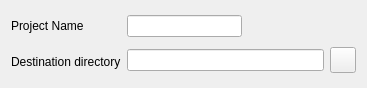
Above: wizard/dir_select.ui from imby/STM32VLDiscovery_BeRTOS before the change. Below: the same form after it.
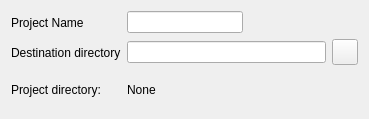
That is the form after the change. Icons and pictures are not drawn.

Commit message: Modify the user interface for the folder selection wizard page

Diff of the .ui file:
```diff
--- a/wizard/dir_select.ui
+++ b/wizard/dir_select.ui
@@ -5,8 +5,8 @@
    <rect>
     <x>0</x>
     <y>0</y>
-    <width>367</width>
-    <height>88</height>
+    <width>369</width>
+    <height>119</height>
    </rect>
   </property>
   <property name="sizePolicy" >
@@ -18,7 +18,9 @@
   <property name="windowTitle" >
    <string>Form</string>
   </property>
-  <layout class="QHBoxLayout" name="horizontalLayout_3" >
+  <layout class="QVBoxLayout" name="verticalLayout_3" >
+   <item>
+    <layout class="QHBoxLayout" name="horizontalLayout_4" >
    <item>
     <layout class="QVBoxLayout" name="verticalLayout_2" >
      <item>
@@ -60,12 +62,12 @@
       </layout>
      </item>
      <item>
-      <layout class="QHBoxLayout" name="horizontalLayout" >
+        <layout class="QHBoxLayout" name="horizontalLayout_3" >
        <item>
-        <widget class="QLineEdit" name="lineEdit_2" />
+          <widget class="QLineEdit" name="directoryEdit" />
        </item>
        <item>
-        <widget class="QToolButton" name="toolButton" >
+          <widget class="QToolButton" name="directoryButton" >
          <property name="sizePolicy" >
           <sizepolicy vsizetype="Fixed" hsizetype="Fixed" >
            <horstretch>26</horstretch>
@@ -100,6 +102,32 @@
         </widget>
        </item>
       </layout>
+       </item>
+      </layout>
+     </item>
+    </layout>
+   </item>
+   <item>
+    <layout class="QHBoxLayout" name="horizontalLayout" >
+     <item>
+      <widget class="QLabel" name="label_3" >
+       <property name="maximumSize" >
+        <size>
+         <width>110</width>
+         <height>16777215</height>
+        </size>
+       </property>
+       <property name="text" >
+        <string>Project directory:</string>
+       </property>
+      </widget>
+     </item>
+     <item>
+      <widget class="QLabel" name="projectPath" >
+       <property name="text" >
+        <string>None</string>
+       </property>
+      </widget>
      </item>
     </layout>
    </item>
```
Left out of the diff: 2 changed lines with no effect on the pictures. Lines whose indentation alone changed are shown as unchanged.
